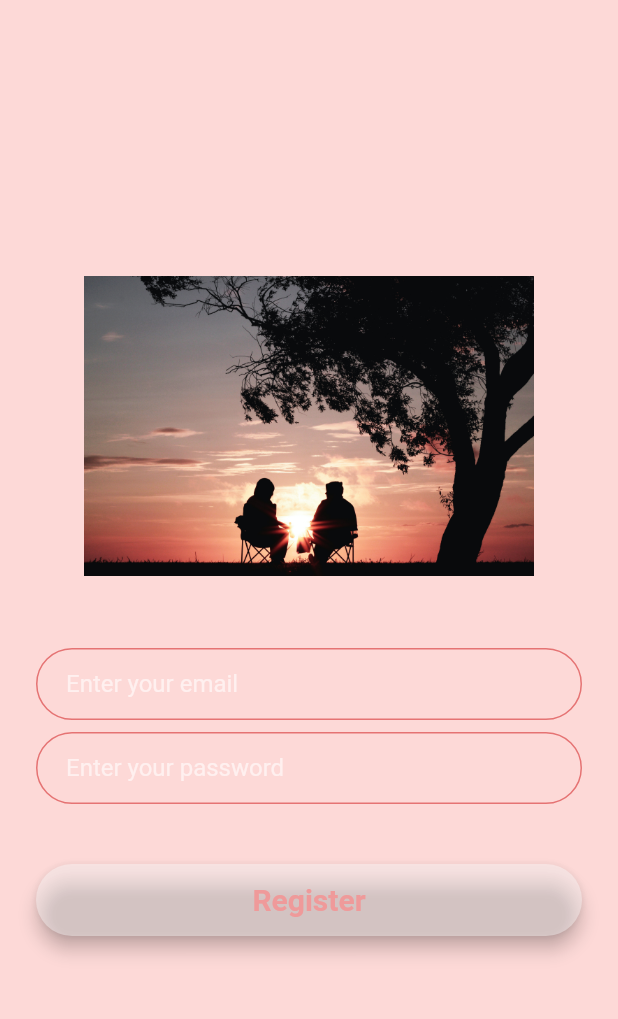
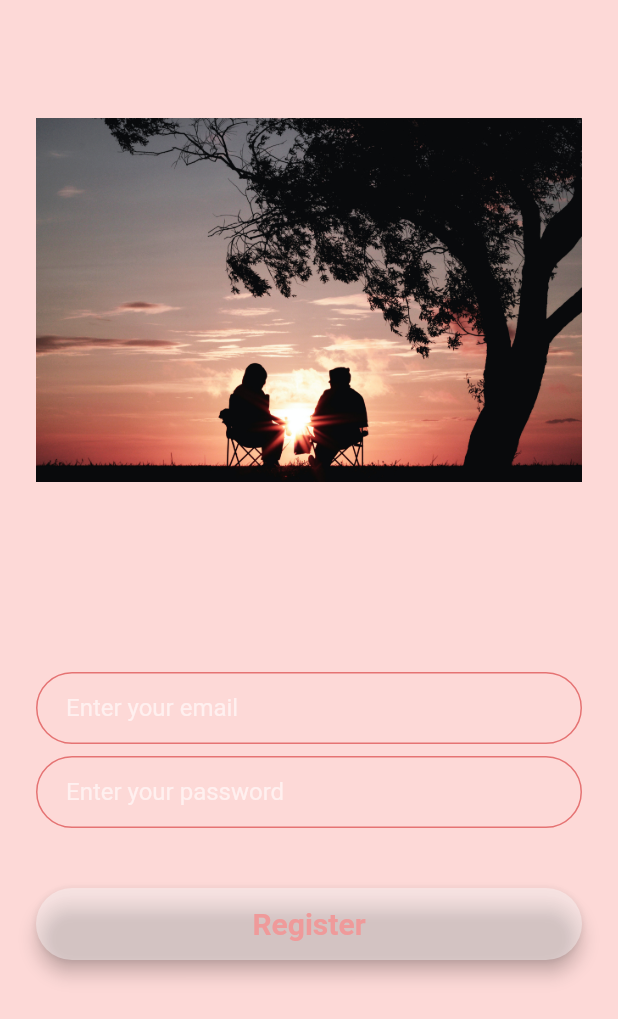
Before and after one commit to apphow/chat_app, a Flutter app: the screen it shows after launch, after a tap on "Register", on a phone screen of 412 x 824 dp. Shown: the top 1019 px of the screen. Run offline on Flutter 3.47's test engine with Material 2 defaults, Android fonts, the phone set to English and light mode, and no system bars.

Commit message:
added a ColorTween animation to the welcome screen

```diff
--- a/lib/screens/login_screen.dart
+++ b/lib/screens/login_screen.dart
@@ -16,6 +16,7 @@ class _LoginScreenState extends State<LoginScreen> {
       backgroundColor: Colors.red.withOpacity(.2),
       body: Padding(
         padding: EdgeInsets.symmetric(horizontal: 24.0),
+        child: SingleChildScrollView(
           child: Column(
             mainAxisAlignment: MainAxisAlignment.center,
             crossAxisAlignment: CrossAxisAlignment.stretch,
@@ -23,9 +24,9 @@ class _LoginScreenState extends State<LoginScreen> {
               Hero(
                 tag: 'harli',
                 child: Container(
-                height: 200.0,
-                child:
-                    Image.asset('images/harli-marten-M9jrKDXOQoU-unsplash.jpg'),
+                  height: 400.0,
+                  child: Image.asset(
+                      'images/harli-marten-M9jrKDXOQoU-unsplash.jpg'),
                 ),
               ),
               SizedBox(
@@ -104,6 +105,7 @@ class _LoginScreenState extends State<LoginScreen> {
             ],
           ),
         ),
+      ),
     );
   }
 }
--- a/lib/screens/registration_screen.dart
+++ b/lib/screens/registration_screen.dart
@@ -12,9 +12,11 @@ class _RegistrationScreenState extends State<RegistrationScreen> {
   @override
   Widget build(BuildContext context) {
     return Scaffold(
+      resizeToAvoidBottomPadding: false,
       backgroundColor: Colors.red.withOpacity(.2),
       body: Padding(
         padding: EdgeInsets.symmetric(horizontal: 24.0),
+        child: SingleChildScrollView(
           child: Column(
             mainAxisAlignment: MainAxisAlignment.center,
             crossAxisAlignment: CrossAxisAlignment.stretch,
@@ -22,9 +24,9 @@ class _RegistrationScreenState extends State<RegistrationScreen> {
               Hero(
                 tag: 'harli',
                 child: Container(
-                height: 200.0,
-                child:
-                    Image.asset('images/harli-marten-M9jrKDXOQoU-unsplash.jpg'),
+                  height: 400.0,
+                  child: Image.asset(
+                      'images/harli-marten-M9jrKDXOQoU-unsplash.jpg'),
                 ),
               ),
               SizedBox(
@@ -103,6 +105,7 @@ class _RegistrationScreenState extends State<RegistrationScreen> {
             ],
           ),
         ),
+      ),
     );
   }
 }
--- a/lib/screens/welcome_screen.dart
+++ b/lib/screens/welcome_screen.dart
@@ -27,20 +27,28 @@ class _WelcomeScreenState extends State<WelcomeScreen>
     super.initState();
 
     controller = AnimationController(
-        duration: Duration(seconds: 1),
+      duration: Duration(seconds: 1),
 
-        // TicketProvider is our WelcomeScreenState object
-        vsync: this);
-    animation = CurvedAnimation(parent: controller, curve: Curves.decelerate);
+      // TicketProvider is our WelcomeScreenState object
+      vsync: this,
+    );
 
+    //animation = CurvedAnimation(parent: controller, curve: Curves.easeIn);
+
+    animation =
+        ColorTween(begin: Colors.orange[100], end: Colors.red.withOpacity(.2))
+            .animate(controller);
     //our controller will animate ahead in 60 steps (ticks)(
     controller.forward();
+
+    animation.addStatusListener((status) {
+      print(status);
+    });
 
     // to see what the controller is doing, we need
     // to add a listener to it. Listener takes a callback
     controller.addListener(() {
       setState(() {});
-      print(animation.value);
     });
   }
 
@@ -48,11 +56,11 @@ class _WelcomeScreenState extends State<WelcomeScreen>
   Widget build(BuildContext context) {
     return Scaffold(
       resizeToAvoidBottomPadding: false,
-      backgroundColor: Colors.red.withOpacity(.2),
+      backgroundColor: animation.value,
       appBar: AppBar(
         backgroundColor: Colors.red[300],
         title: Text(
-          'Friends',
+          'Family',
           style: TextStyle(
             color: Colors.red[900],
           ),
@@ -66,10 +74,10 @@ class _WelcomeScreenState extends State<WelcomeScreen>
             crossAxisAlignment: CrossAxisAlignment.stretch,
             children: <Widget>[
               SizedBox(
-                height: 30.0,
+                height: 50.0,
               ),
               Container(
-                height: 100,
+                height: 60,
                 child: Center(
                   child: Text(
                     '️Chatting',
@@ -85,7 +93,7 @@ class _WelcomeScreenState extends State<WelcomeScreen>
                 child: Container(
                   child: Image.asset(
                       'images/harli-marten-M9jrKDXOQoU-unsplash.jpg'),
-                  height: animation.value * 300,
+                  height: 300,
                 ),
               ),
               SizedBox(
```
Lines whose indentation alone changed are shown as unchanged.
